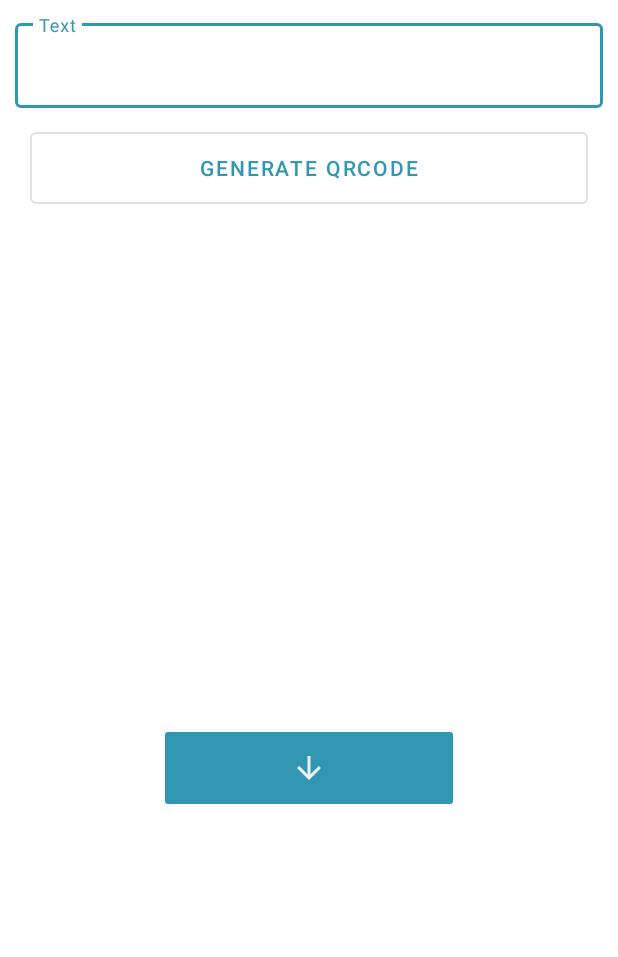
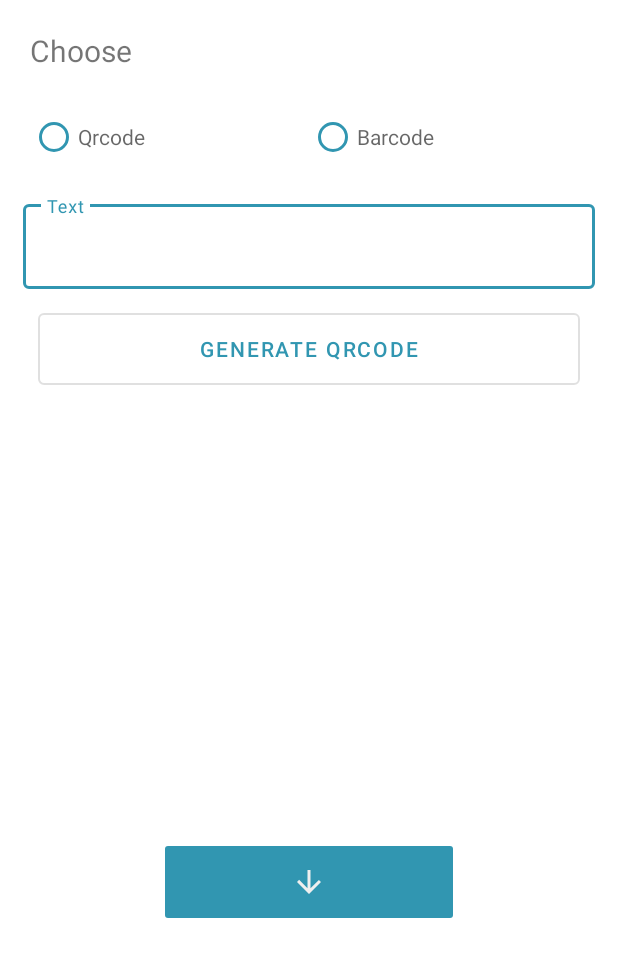
Before and after one commit to tara390/CameraScanner, an Android app: the OwnQrcodeDashboardActivity screen opened directly, with no data from a screen before it, after a tap on "GENERATE QRCODE", on a phone screen of 412 x 824 dp. Shown: the top 957 px of the screen. Run offline under Robolectric (Android 15) with nearby library versions, the phone set to English and light mode, and no system bars; libraries missing offline, so code that uses them is left out: com.journeyapps.barcodescanner.

Commit message:
Completed GENERATING QRCODE LEFT DOCUMENT SCANNER

```diff
--- a/app/src/main/java/com/tara/cameraapplication/Qrcode/OwnQrcodeDashboardActivity.java
+++ b/app/src/main/java/com/tara/cameraapplication/Qrcode/OwnQrcodeDashboardActivity.java
@@ -40,6 +40,8 @@ public class OwnQrcodeDashboardActivity extends AppCompatActivity {
 
 
                 MultiFormatWriter formatWriter = new MultiFormatWriter();
+
+                if (qrcodeDashboardBinding.rbQrcode.isChecked()) {
                     try {
                         BitMatrix matrix = formatWriter.encode(name, BarcodeFormat.QR_CODE, 350, 350);
                         BarcodeEncoder encoder = new BarcodeEncoder();
@@ -52,6 +54,23 @@ public class OwnQrcodeDashboardActivity extends AppCompatActivity {
 
                     } catch (WriterException e) {
                         e.printStackTrace();
+                    }
+
+                }
+                if (qrcodeDashboardBinding.rbBarcode.isChecked()) {
+                    try {
+                        BitMatrix matrix = formatWriter.encode(name, BarcodeFormat.CODE_128, 350, 350);
+                        BarcodeEncoder encoder = new BarcodeEncoder();
+                        bitmap = encoder.createBitmap(matrix);
+                        qrcodeDashboardBinding.displayImageview.setImageBitmap(bitmap);
+
+                        InputMethodManager manager = (InputMethodManager) getSystemService(Context.INPUT_METHOD_SERVICE);
+                        manager.hideSoftInputFromWindow(qrcodeDashboardBinding.entertextTextview.getApplicationWindowToken(), 0);
+
+
+                    } catch (WriterException e) {
+                        e.printStackTrace();
+                    }
                 }
 
 
--- a/app/src/main/res/layout/activity_own_qrcode_dashboard.xml
+++ b/app/src/main/res/layout/activity_own_qrcode_dashboard.xml
@@ -1,24 +1,70 @@
 <?xml version="1.0" encoding="utf-8"?>
-<LinearLayout xmlns:android="http://schemas.android.com/apk/res/android"
+
+<ScrollView xmlns:android="http://schemas.android.com/apk/res/android"
     xmlns:tools="http://schemas.android.com/tools"
     android:layout_width="match_parent"
     android:layout_height="match_parent"
     android:layout_margin="10dp"
+    tools:context=".Qrcode.OwnQrcodeDashboardActivity">
+
+
+    <LinearLayout
+        android:layout_width="match_parent"
+        android:layout_height="match_parent"
         android:orientation="vertical"
+        android:padding="10dp">
+
+
+        <TextView
+            android:layout_width="match_parent"
+            android:layout_height="wrap_content"
             android:padding="10dp"
-    tools:context=".Qrcode.OwnQrcodeDashboardActivity">
+            android:text="Choose"
+            android:textSize="20sp" />
+
+        <RadioGroup
+            android:id="@+id/radio"
+            android:layout_width="match_parent"
+            android:layout_height="wrap_content"
+            android:clickable="false"
+            android:orientation="horizontal"
+            android:padding="10dp"
+            android:weightSum="2">
+
+            <RadioButton
+                android:id="@+id/rb_qrcode"
+                android:layout_width="match_parent"
+                android:layout_height="wrap_content"
+                android:layout_weight="1"
+                android:buttonTint="@color/colorblue"
+                android:checked="false"
+                android:hint="Qrcode" />
+
+            <RadioButton
+                android:id="@+id/rb_barcode"
+                android:layout_width="match_parent"
+                android:layout_height="wrap_content"
+                android:layout_weight="1"
+                android:buttonTint="@color/colorblue"
+                android:checked="false"
+                android:hint="Barcode" />
+
+
+        </RadioGroup>
 
 
         <com.google.android.material.textfield.TextInputLayout
             style="@style/Widget.MaterialComponents.TextInputLayout.OutlinedBox"
             android:layout_width="match_parent"
-        android:layout_height="wrap_content">
+            android:layout_height="wrap_content"
+            android:layout_margin="5dp">
 
             <com.google.android.material.textfield.TextInputEditText
                 android:id="@+id/entertext_textview"
                 android:layout_width="match_parent"
                 android:layout_height="wrap_content"
                 android:hint="Text"
+                android:layout_marginTop="5dp"
                 android:imeOptions="actionDone"
                 android:inputType="text" />
 
@@ -36,8 +82,8 @@
 
         <ImageView
             android:id="@+id/display_imageview"
-        android:layout_width="300dp"
-        android:layout_height="300dp"
+            android:layout_width="250dp"
+            android:layout_height="250dp"
             android:layout_gravity="center"
             android:layout_margin="10dp" />
 
@@ -54,3 +100,4 @@
 
 
     </LinearLayout>
+</ScrollView>
```
Lines whose indentation alone changed are shown as unchanged.
